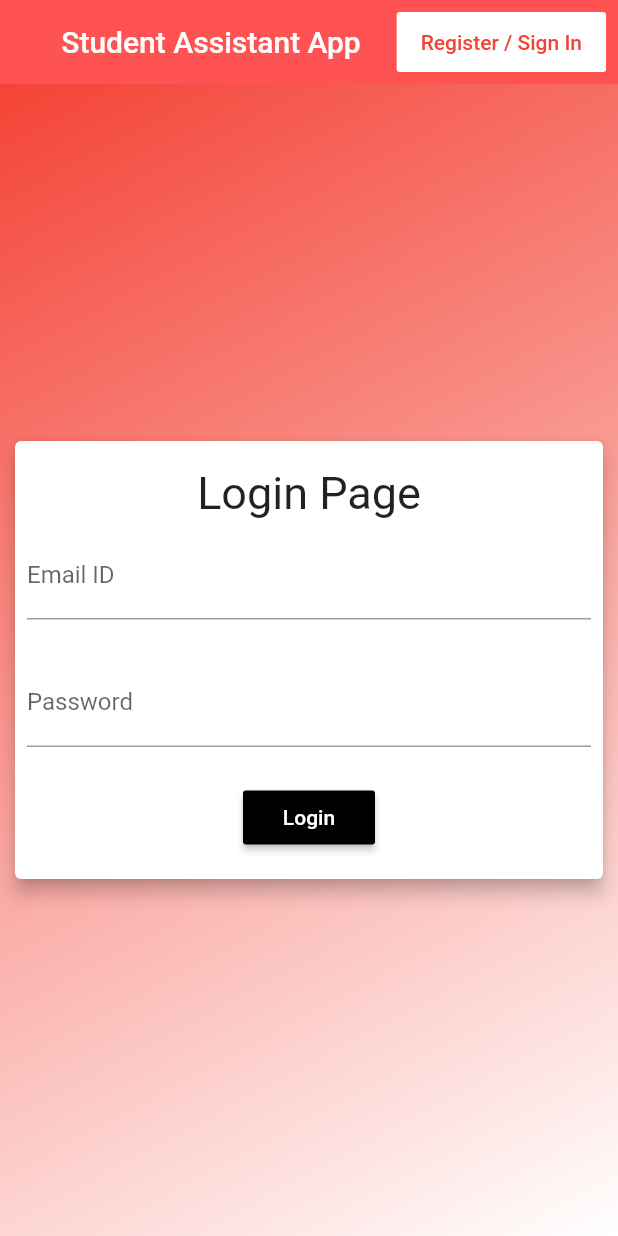
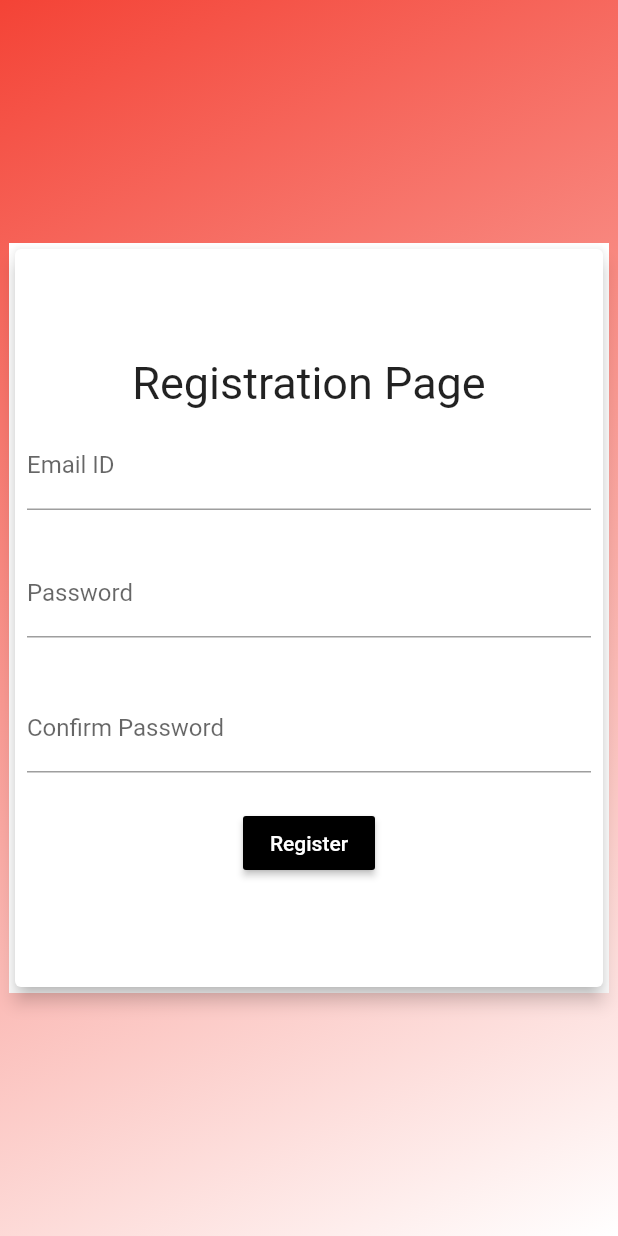
Before and after one commit to ritvij-saxena/Student-Assistant-App, a Flutter app: the screen it shows after launch, after a tap on "Register / Sign In", on a phone screen of 412 x 824 dp. Run offline on Flutter 3.47's test engine with Material 2 defaults, Android fonts, the phone set to English and light mode, and no system bars.

Commit message:
registration page

```diff
--- a/lib/main.dart
+++ b/lib/main.dart
@@ -40,7 +40,10 @@ class _LoginPageState extends State<LoginPage> {
           Padding(
             padding: const EdgeInsets.all(8.0),
             child: FlatButton(
-              onPressed: () {},
+              onPressed: () {
+                Navigator.push(context, MaterialPageRoute(
+                    builder: (context) => RegistrationPage()));
+              },
               color: Colors.white,
               child: Text(
                 'Register / Sign In',
@@ -135,6 +138,131 @@ class _LoginPageState extends State<LoginPage> {
       ),
     );
   }
+}
+
+class RegistrationPage extends StatefulWidget {
+  @override
+  State<StatefulWidget> createState() {
+    // TODO: implement createState
+    return RegistrationPageState();
+  }
+
+}
+
+class RegistrationPageState extends State<RegistrationPage> {
+  final key = GlobalKey<FormState>();
+  String email;
+  String password;
+  @override
+  Widget build(BuildContext context) {
+    // TODO: implement build
+    return Scaffold(
+      body: Container(
+        decoration: BoxDecoration(
+            gradient: LinearGradient(
+                begin: Alignment.topLeft,
+                end: Alignment.bottomRight,
+                colors: [Colors.red, Colors.white]
+            )
+        ), child: Center(
+        child: Container(
+            height: 500,
+            width: 400,
+            color: Colors.white,
+            child: Card(
+              elevation: 5.0,
+              child: Form(
+                key: key,
+                child: Column(
+                  mainAxisAlignment: MainAxisAlignment.center,
+                  crossAxisAlignment: CrossAxisAlignment.center,
+                  children: <Widget>[
+                    Text(
+                      'Registration Page',
+                      style: TextStyle(fontSize: 30.0),
+                    ),
+                    Padding(
+                      padding: const EdgeInsets.all(8.0),
+                      child: TextFormField(
+                        onSaved: (value) => email = value,
+                        decoration: InputDecoration(
+                            labelText: "Email ID", hintText: "Email ID"),
+                        validator: (value) {
+                          if (value.isEmpty) {
+                            return 'Enter EMAIL ID';
+                          }
+                          return null;
+                        },
+                      ),
+                    ),
+                    SizedBox(
+                      height: 10.0,
+                    ),
+                    Padding(
+                      padding: const EdgeInsets.all(8.0),
+                      child: TextFormField(
+                        onSaved: (value) => password = value,
+                        validator: (value) {
+                          if (value.isEmpty) {
+                            return 'Enter Some string';
+                          }
+                          return null;
+                        },
+                        decoration: InputDecoration(
+                            labelText: "Password", hintText: "Password"),
+                      ),
+                    ),
+                    SizedBox(
+                      height: 15.0,
+                    ),
+                    Padding(
+                      padding: const EdgeInsets.all(8.0),
+                      child: TextFormField(
+                        onSaved: (value) => password = value,
+                        validator: (value) {
+                          if (value.isEmpty) {
+                            return 'Enter Some string';
+                          }
+                          return null;
+                        },
+                        decoration: InputDecoration(
+                            labelText: "Confirm Password", hintText: "Confirm Password"),
+                      ),
+                    ),
+                    SizedBox(
+                      height: 15.0,
+                    ),
+                    Flexible(
+                      child: RaisedButton(
+                        color: Colors.black,
+                        child: Text(
+                          'Register',
+                          style: TextStyle(color: Colors.white),
+                        ),
+                        onPressed: () {
+                          if (key.currentState.validate()) {
+                            key.currentState.save();
+                            print(email);
+                            print(password);
+                            Navigator.push(
+                                context,
+                                MaterialPageRoute(
+                                    builder: (context) => LoginPage()));
+                          }
+                        },
+                      ),
+                    )
+                  ],
+                ),
+              ),
+            ),
+
+        ),
+      ),
+      ),
+    );
+  }
+
 }
 
 class HomePage extends StatefulWidget {
@@ -457,25 +585,32 @@ class HomePageState extends State<HomePage> {
             child: Container(color: Colors.white,
                 child: Column(
                   children: <Widget>[
-                    TextField(decoration: InputDecoration(labelText: "New Password",hintText: "New Password"),),
-                    TextField(decoration: InputDecoration(labelText: "Confirm Password",hintText: "Confirm Password"),),
+                    TextField(decoration: InputDecoration(
+                        labelText: "New Password", hintText: "New Password"),),
+                    TextField(decoration: InputDecoration(
+                        labelText: "Confirm Password",
+                        hintText: "Confirm Password"),),
                     RaisedButton(
                       color: Colors.red,
-                      child: Text('Change Password',style: TextStyle(color: Colors.white),),
-                      onPressed: (){},
+                      child: Text(
+                        'Change Password', style: TextStyle(color: Colors
+                          .white),),
+                      onPressed: () {},
                     )
                   ],
                 )),
           ),
           SizedBox(width: 10.0,),
           Flexible(
-                child: Container(color:Colors.white,child: Column(
+            child: Container(color: Colors.white, child: Column(
               children: <Widget>[
-                    TextField(decoration: InputDecoration(labelText: "New Username",hintText: "New Username"),),
+                TextField(decoration: InputDecoration(
+                    labelText: "New Username", hintText: "New Username"),),
                 RaisedButton(
                   color: Colors.red,
-                      child: Text('Change Password',style: TextStyle(color: Colors.white),),
-                      onPressed: (){},
+                  child: Text('Change Password', style: TextStyle(color: Colors
+                      .white),),
+                  onPressed: () {},
                 )
               ],
             )),
```
Lines whose indentation alone changed are shown as unchanged.
